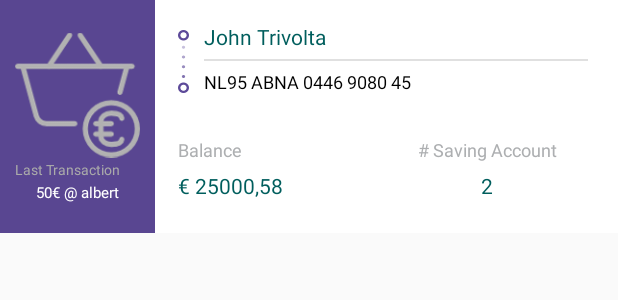
After one commit to caratsnx/Snd-masterkj, an Android app: the layout cell_title_layout_second.xml on its own in the app's theme, with its tools: preview values and no code run, on a phone screen of 412 x 824 dp. The commit adds this screen. Shown: the top 300 px of the screen. Run offline under Robolectric (Android 15) with nearby library versions, the phone set to English and light mode, and no system bars.

Commit message:
from ofc

```diff
--- a/app/src/main/java/com/poc/tcs/snd/AppOverView.java
+++ b/app/src/main/java/com/poc/tcs/snd/AppOverView.java
@@ -28,11 +28,11 @@ public class AppOverView extends AppCompatActivity {
             }
         });
 
-        final FoldingCell fc = findViewById(R.id.folding_cell);
-        fc.setOnClickListener(new View.OnClickListener() {
+        final FoldingCell fcsaving = findViewById(R.id.folding_cell_saving);
+        fcsaving.setOnClickListener(new View.OnClickListener() {
             @Override
             public void onClick(View v) {
-                fc.toggle(false);
+                fcsaving.toggle(false);
             }
         });
     }
--- /dev/null
+++ b/app/src/main/res/layout/cell_title_layout_second.xml
@@ -0,0 +1,176 @@
+<?xml version="1.0" encoding="utf-8"?>
+<LinearLayout xmlns:android="http://schemas.android.com/apk/res/android"
+    android:layout_width="match_parent"
+    android:layout_height="wrap_content"
+    android:background="@color/bgContent"
+    android:baselineAligned="false"
+
+
+    android:orientation="horizontal">
+
+    <!-- LEFT TITLE PART -->
+    <RelativeLayout
+        android:layout_width="match_parent"
+        android:layout_height="155dp"
+        android:layout_weight="3"
+        android:background="@color/bgTitleLeft"
+        android:gravity="center_horizontal"
+        android:orientation="vertical"
+        android:paddingBottom="20dp"
+        android:paddingLeft="10dp"
+        android:paddingRight="10dp"
+        android:paddingTop="20dp">
+
+        <ImageView
+            android:id="@+id/title_price"
+            android:layout_width="wrap_content"
+            android:layout_height="wrap_content"
+            android:layout_alignParentStart="true"
+            android:src="@drawable/ic1"
+
+            />
+
+        <TextView
+            android:id="@+id/title_time_label"
+            android:layout_width="match_parent"
+            android:layout_height="wrap_content"
+            android:gravity="center"
+            android:layout_alignParentBottom="true"
+            android:layout_alignParentStart="true"
+            android:text="50€ @ albert"
+            android:textColor="@android:color/white"
+            android:textSize="10sp" />
+
+        <TextView
+            android:id="@+id/title_date_label"
+            android:layout_width="wrap_content"
+            android:layout_height="wrap_content"
+            android:layout_above="@id/title_time_label"
+            android:layout_alignParentStart="true"
+            android:layout_marginBottom="2dp"
+            android:singleLine="true"
+            android:marqueeRepeatLimit="marquee_forever"
+            android:ellipsize="marquee"
+            android:text="Last Transaction"
+            android:focusable="true"
+            android:selectAllOnFocus="true"
+            android:focusedByDefault="true"
+            android:textColor="@android:color/darker_gray"
+            android:textSize="9sp" />
+
+
+    </RelativeLayout>
+    <!-- RIGHT TITLE PART -->
+    <RelativeLayout
+        android:layout_width="match_parent"
+        android:layout_height="match_parent"
+        android:layout_weight="1"
+        android:background="@color/bgTitleRight"
+        android:paddingBottom="20dp"
+        android:paddingEnd="20dp"
+        android:paddingStart="15dp"
+        android:paddingTop="20dp">
+
+        <ImageView
+            android:id="@+id/title_from_to_dots"
+            android:layout_width="wrap_content"
+            android:layout_height="wrap_content"
+            android:layout_alignParentStart="true"
+            android:layout_marginEnd="10dp"
+            android:src="@drawable/from_to_purple" />
+
+        <TextView
+            android:id="@+id/title_from_address"
+            android:layout_width="wrap_content"
+            android:layout_height="wrap_content"
+            android:layout_alignTop="@+id/title_from_to_dots"
+            android:layout_marginTop="-5dp"
+            android:layout_toEndOf="@+id/title_from_to_dots"
+            android:ellipsize="marquee"
+            android:fadingEdge="horizontal"
+            android:singleLine="true"
+            android:text="John Trivolta"
+            android:textColor="@color/colorPrimaryDark"
+            android:textSize="14sp" />
+
+        <ImageView
+            android:id="@+id/title_from_to_dots_divider"
+            android:layout_width="match_parent"
+            android:layout_height="1dp"
+            android:layout_below="@id/title_from_address"
+            android:layout_marginBottom="5dp"
+            android:layout_marginTop="5dp"
+            android:layout_toEndOf="@+id/title_from_to_dots"
+            android:src="@color/contentDividerLine" />
+
+        <TextView
+            android:id="@+id/title_to_address"
+            android:layout_width="wrap_content"
+            android:layout_height="wrap_content"
+            android:layout_below="@id/title_from_to_dots_divider"
+            android:layout_toEndOf="@id/title_from_to_dots"
+            android:ellipsize="marquee"
+            android:fadingEdge="horizontal"
+            android:singleLine="true"
+            android:text="NL95 ABNA 0446 9080 45"
+            android:textColor="@android:color/black"
+            android:textSize="12sp" />
+
+
+        <TextView
+            android:id="@+id/title_requests_count"
+            style="@style/TitleBadgeText"
+            android:layout_width="wrap_content"
+            android:layout_height="wrap_content"
+            android:layout_alignParentBottom="true"
+            android:layout_alignParentStart="true" />
+
+        <TextView
+            style="@style/TitleBadgeTitle"
+            android:layout_width="wrap_content"
+            android:layout_height="wrap_content"
+            android:layout_above="@id/title_requests_count"
+            android:layout_alignStart="@id/title_requests_count"
+            android:text="Balance"
+            android:id="@+id/textView" />
+
+        <TextView
+            android:id="@+id/title_weight"
+            android:layout_width="wrap_content"
+            android:layout_height="wrap_content"
+            android:layout_alignBaseline="@+id/title_requests_count"
+            android:layout_alignBottom="@+id/title_requests_count"
+            android:layout_alignParentStart="true"
+            android:textColor="@color/colorPrimaryDark"
+            android:text="€ 25000,58" />
+
+        <TextView
+            android:id="@+id/title_pledge"
+            style="@style/TitleBadgeText"
+            android:layout_width="wrap_content"
+            android:layout_height="wrap_content"
+            android:layout_alignParentBottom="true"
+            android:layout_centerHorizontal="true" />
+
+        <TextView
+            style="@style/TitleBadgeTitle"
+            android:layout_width="match_parent"
+            android:layout_height="wrap_content"
+            android:gravity="center"
+            android:layout_above="@+id/title_pledge"
+            android:layout_alignStart="@+id/title_pledge"
+            android:text="# Saving Account" />
+
+        <TextView
+            android:id="@+id/title_no_account"
+            android:layout_width="match_parent"
+            android:layout_height="wrap_content"
+            android:layout_alignBaseline="@+id/title_pledge"
+            android:layout_alignBottom="@+id/title_pledge"
+            android:layout_toEndOf="@+id/title_pledge"
+            android:text="2"
+            android:gravity="center"
+            android:textColor="@color/colorPrimaryDark" />
+
+    </RelativeLayout>
+</LinearLayout>
```
Also changed, not shown: app/src/main/res/layout/cell_content_layout_second.xml (added, +400 -0 lines), app/src/main/res/layout/content_app_over_view.xml (+16 -0 lines).
